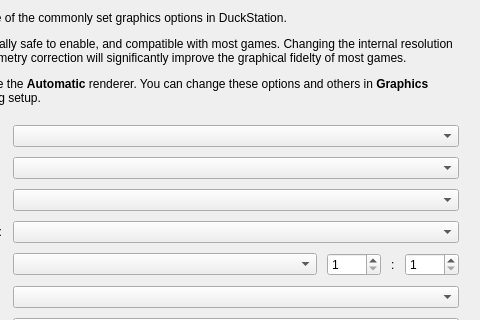
Above: src/duckstation-qt/setupwizarddialog.ui from kofxi3584karlayang/duckstation before the change; both pictures show x 280 to 760 and y 0 to 320 of the 760 by 452 pixel window. Below: the same form after it.
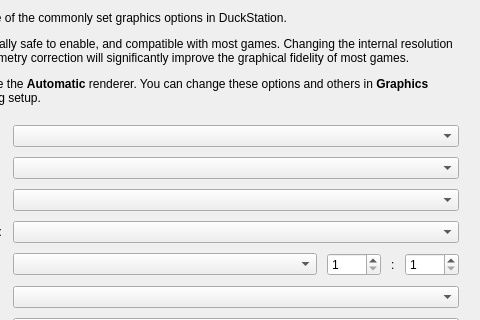
That is the form after the change. The open tabs and pages were chosen to show the change. Icons and pictures are not drawn.

Commit message: Qt: Fix typo in setup wizard

```diff
--- a/src/duckstation-qt/setupwizarddialog.ui
+++ b/src/duckstation-qt/setupwizarddialog.ui
@@ -731,7 +731,7 @@
        <item>
         <widget class="QLabel" name="label_17">
          <property name="text">
-          <string>&lt;html&gt;&lt;head/&gt;&lt;body&gt;&lt;p&gt;This page includes some of the commonly set graphics options in DuckStation.&lt;/p&gt;&lt;p&gt;These options are generally safe to enable, and compatible with most games. Changing the internal resolution and enabling PGXP geometry correction will significantly improve the graphical fidelty of most games.&lt;/p&gt;&lt;p&gt;It is recommended to use the &lt;span style=&quot; font-weight:700;&quot;&gt;Automatic &lt;/span&gt;renderer. You can change these options and others in &lt;span style=&quot; font-weight:700;&quot;&gt;Graphics Settings &lt;/span&gt;after completing setup.&lt;/p&gt;&lt;/body&gt;&lt;/html&gt;</string>
+          <string>&lt;html&gt;&lt;head/&gt;&lt;body&gt;&lt;p&gt;This page includes some of the commonly set graphics options in DuckStation.&lt;/p&gt;&lt;p&gt;These options are generally safe to enable, and compatible with most games. Changing the internal resolution and enabling PGXP geometry correction will significantly improve the graphical fidelity of most games.&lt;/p&gt;&lt;p&gt;It is recommended to use the &lt;span style=&quot; font-weight:700;&quot;&gt;Automatic &lt;/span&gt;renderer. You can change these options and others in &lt;span style=&quot; font-weight:700;&quot;&gt;Graphics Settings &lt;/span&gt;after completing setup.&lt;/p&gt;&lt;/body&gt;&lt;/html&gt;</string>
          </property>
          <property name="wordWrap">
           <bool>true</bool>
```
